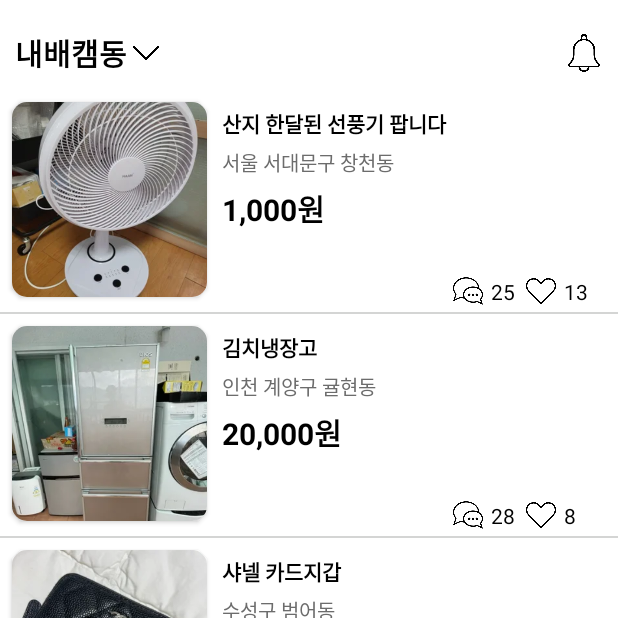
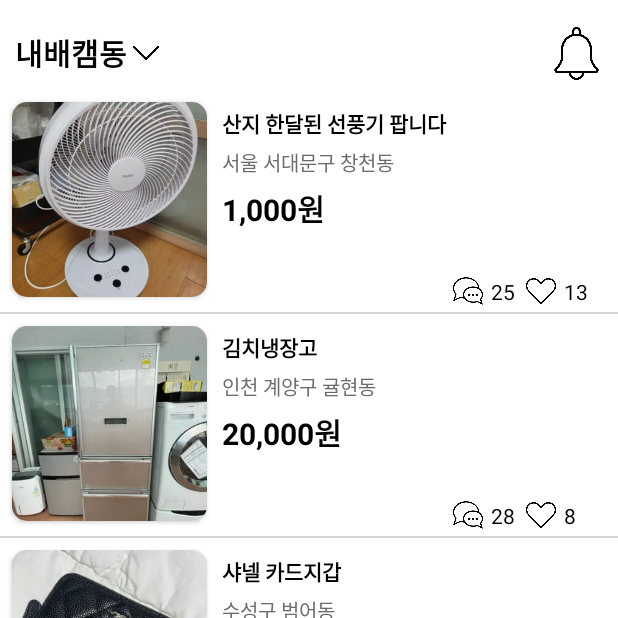
Before and after one commit to AnJinHyuck/SpartaAppleMarket, an Android app: the screen it shows after launch (MainActivity), on a phone screen of 412 x 824 dp, the top half of it. Run offline under Robolectric (Android 15) with nearby library versions, the phone set to English and light mode, and no system bars.

Commit message:
add floating up, notification

```diff
--- a/app/src/main/AndroidManifest.xml
+++ b/app/src/main/AndroidManifest.xml
@@ -1,7 +1,7 @@
 <?xml version="1.0" encoding="utf-8"?>
 <manifest xmlns:android="http://schemas.android.com/apk/res/android"
     xmlns:tools="http://schemas.android.com/tools">
-
+<uses-permission android:name="android.permission.POST_NOTIFICATIONS"/>
     <application
         android:allowBackup="true"
         android:dataExtractionRules="@xml/data_extraction_rules"
--- a/app/src/main/java/com/example/myapplication/MainActivity.kt
+++ b/app/src/main/java/com/example/myapplication/MainActivity.kt
@@ -1,20 +1,37 @@
 package com.example.myapplication
 
+import android.app.NotificationChannel
+import android.app.NotificationManager
+import android.app.PendingIntent
+import android.content.Context
 import android.content.Intent
+import android.graphics.BitmapFactory
+import android.media.AudioAttributes
+import android.media.RingtoneManager
+import android.net.Uri
+import android.os.Build
 import android.os.Bundle
+import android.provider.Settings
 import android.view.View
+import android.view.animation.AlphaAnimation
 import android.widget.Toast
+import androidx.activity.OnBackPressedCallback
 import androidx.activity.enableEdgeToEdge
+import androidx.appcompat.app.AlertDialog
 import androidx.appcompat.app.AppCompatActivity
+import androidx.core.app.NotificationCompat
+import androidx.core.app.NotificationManagerCompat
+import androidx.core.content.ContextCompat
 import androidx.core.view.ViewCompat
 import androidx.core.view.WindowInsetsCompat
+import androidx.recyclerview.widget.RecyclerView
 import com.example.myapplication.databinding.ActivityMainBinding
 
-private lateinit var binding : ActivityMainBinding
+
 class MainActivity : AppCompatActivity() {
+    private lateinit var binding: ActivityMainBinding
+    private val adapter = MyAdapter(Itemlist.list)
 
-    private val adapter = MyAdapter(Itemlist.list)
-    val itemList = Itemlist.list
 
     override fun onCreate(savedInstanceState: Bundle?) {
         super.onCreate(savedInstanceState)
@@ -27,19 +44,74 @@ class MainActivity : AppCompatActivity() {
             insets
         }
         makeList()
+        goDetailPage()
+        floatingUp()
+        onBackPressedDispatcher.addCallback(this, callBack)
+        binding.ivBell.setOnClickListener {
+            notification(this)
+        }
+
     }
 
-//    fun goDetailPage(){
-//        adapter.itemClick = object : MyAdapter.ItemClick{
-//            override fun onClick(view: View, position: Int) {
-//                val intent = Intent(adapter.)
-//                Toast.makeText(this@MainActivity,"$title 선택", Toast.LENGTH_SHORT).show()
-//            }
-//        }
-//    }
 
-    fun makeList(){
-        binding.mainItem.adapter = adapter
+    private val callBack = object : OnBackPressedCallback(true) {
+        override fun handleOnBackPressed() {
+            AlertDialog.Builder(this@MainActivity).apply {
+                setTitle("종료?")
+                setIcon(R.drawable.left)
+                setMessage("정말 종료하시겠습니까?")
+                setPositiveButton("예") { _, _ ->
+                    finish()
+                }
+                setNegativeButton("아니요") { _, _ ->
+                }
+                show()
+            }
+        }
     }
 
+
+    fun goDetailPage() {
+        adapter.itemClick = object : MyAdapter.ItemClick {
+            override fun onClick(item: ItemInfo) {
+                val intent = Intent(this@MainActivity, DetailPageActivity::class.java)
+                intent.putExtra("selectedItem", item)
+                startActivity(intent)
+            }
+        }
+    }
+
+    fun makeList() {
+        binding.mainItem.adapter = adapter
+
+    }
+
+    fun floatingUp() {
+        val floatbtn = binding.floatingbtn
+        val fadeIn = AlphaAnimation(0f, 1f).apply { duration = 200 }
+        val fadeOut = AlphaAnimation(1f, 0f).apply { duration = 200 }
+
+        var isTop = true
+
+        binding.mainItem.addOnScrollListener(object : RecyclerView.OnScrollListener() {
+            override fun onScrollStateChanged(recyclerView: RecyclerView, newState: Int) {
+                super.onScrollStateChanged(recyclerView, newState)
+                if (!binding.mainItem.canScrollVertically(-1) && newState == RecyclerView.SCROLL_STATE_IDLE) {
+                    floatbtn.startAnimation(fadeOut)
+                    floatbtn.visibility = View.GONE
+                    isTop = true
+                } else if (isTop) {
+                    floatbtn.visibility = View.VISIBLE
+                    floatbtn.startAnimation(fadeIn)
+                    isTop = false
+                }
+            }
+        })
+
+        floatbtn.setOnClickListener{
+            binding.mainItem.smoothScrollToPosition(0)
+        }
+    }
+
+
 }
--- a/app/src/main/java/com/example/myapplication/MyAdapter.kt
+++ b/app/src/main/java/com/example/myapplication/MyAdapter.kt
@@ -10,25 +10,19 @@ import androidx.appcompat.view.menu.MenuView.ItemView
 import androidx.core.content.ContextCompat
 import androidx.recyclerview.widget.RecyclerView
 import com.bumptech.glide.Glide
+import com.example.myapplication.Itemlist.list
 import com.example.myapplication.databinding.RecyclerviewItemBinding
 import kotlin.coroutines.coroutineContext
 
 class MyAdapter(val itemList: List<ItemInfo>) :
     RecyclerView.Adapter<MyAdapter.MyAdapterViewHolder>() {
+    interface ItemClick {
+        fun onClick(item: ItemInfo)
+    }
 
-    inner class MyAdapterViewHolder(val itemBinding: RecyclerviewItemBinding) :
-        RecyclerView.ViewHolder(itemBinding.root) {
-        fun bindItem(items: ItemInfo) {
-            itemBinding.tvComments.text = items.comment
-            itemBinding.ivItemImage.setImageResource(items.image)
-            itemBinding.tvLikes.text = items.like.toString()
-            itemBinding.tvTitle.text = items.title
-            itemBinding.tvLocation.text = items.location
-            itemBinding.tvPrice.text = items.price
-        }
+    var itemClick: ItemClick? = null
 
 
-    }
 
     override fun onCreateViewHolder(parent: ViewGroup, viewType: Int): MyAdapterViewHolder {
         return MyAdapterViewHolder(
@@ -41,6 +35,25 @@ class MyAdapter(val itemList: List<ItemInfo>) :
 
     }
 
+    //inner class는 정당한 이유가 아니면 안 쓰는게 낫다 메모리 누수가 벌어짐
+ class MyAdapterViewHolder(val itemBinding: RecyclerviewItemBinding) :
+        RecyclerView.ViewHolder(itemBinding.root) {
+        fun bindItem(items: ItemInfo) {
+            itemBinding.apply {
+                tvComments.text = items.comment
+                ivItemImage.setImageResource(items.image)
+                tvLikes.text = items.like.toString()
+                tvTitle.text = items.title
+                tvLocation.text = items.location
+                tvPrice.text = items.price
+            }
+        }
+
+    }
+
+
+
+
     override fun getItemCount(): Int {
         return itemList.size
     }
@@ -48,15 +61,18 @@ class MyAdapter(val itemList: List<ItemInfo>) :
     override fun onBindViewHolder(holder: MyAdapterViewHolder, position: Int) {
         val item = itemList[position]
         holder.bindItem(item)
-        holder.itemView.setOnClickListener {
-            val context = holder.itemView.context
-            val intent = Intent(context, DetailPageActivity::class.java)
-            intent.putExtra("selectedItem", item)
+        holder.itemView.setOnClickListener {  //클릭이벤트추가부분
+            itemClick?.onClick(item)
+
+//            val context = holder.itemView.context
+//            val intent = Intent(context, DetailPageActivity::class.java)
+
+//            intent.putExtra("selectedItem", item)
 //            intent.putExtra("title", item.title)
 //            intent.putExtra("detailinfo", item.introduce)
 //            intent.putExtra("seller", item.seller)
 //            intent.putExtra("location", item.location)
-            context.startActivity(intent)
+            //context.startActivity(intent)
         }
     }
 }
--- a/app/src/main/res/layout/activity_main.xml
+++ b/app/src/main/res/layout/activity_main.xml
@@ -45,10 +45,12 @@
                 app:layout_constraintTop_toTopOf="@+id/tv_where"
                 app:srcCompat="@drawable/downarrow" />
 
-            <ImageView
+            <ImageButton
                 android:id="@+id/iv_bell"
-                android:layout_width="25sp"
-                android:layout_height="25sp"
+                android:layout_width="35sp"
+                android:layout_height="35sp"
+                android:background="@null"
+                android:scaleType="fitCenter"
                 android:layout_marginRight="10sp"
                 app:layout_constraintBottom_toBottomOf="@+id/arrow"
                 app:layout_constraintEnd_toEndOf="parent"
@@ -68,6 +70,20 @@
             app:layout_constraintStart_toStartOf="parent"
             tools:listitem="@layout/recyclerview_item" />
 
+
     </LinearLayout>
 
+    <com.google.android.material.floatingactionbutton.FloatingActionButton
+        android:id="@+id/floatingbtn"
+        android:layout_width="wrap_content"
+        android:layout_height="wrap_content"
+        android:layout_marginEnd="32dp"
+        android:layout_marginBottom="48dp"
+        android:clickable="true"
+        android:visibility="gone"
+        android:backgroundTint="@color/white"
+        app:layout_constraintBottom_toBottomOf="parent"
+        app:layout_constraintEnd_toEndOf="parent"
+        app:srcCompat="@drawable/right"/>
+
 </androidx.constraintlayout.widget.ConstraintLayout>
--- a/app/src/main/res/layout/recyclerview_item.xml
+++ b/app/src/main/res/layout/recyclerview_item.xml
@@ -7,7 +7,7 @@
 
     <TextView
         android:id="@+id/tv_title"
-        android:layout_width="200sp"
+        android:layout_width="200dp"
         android:layout_height="wrap_content"
         android:layout_marginStart="10sp"
         android:layout_marginTop="3sp"
--- a/app/src/main/res/values/strings.xml
+++ b/app/src/main/res/values/strings.xml
@@ -1,4 +1,4 @@
 <resources>
-    <string name="app_name">SpartaAppleMarket</string>
+    <string name="app_name">알리오올리오 익스프레스</string>
     <string name="manner_degree"><u>매너온도</u></string>
 </resources>
--- a/gradle/libs.versions.toml
+++ b/gradle/libs.versions.toml
@@ -1,5 +1,5 @@
 [versions]
-agp = "8.3.1"
+agp = "8.3.2"
 kotlin = "1.9.0"
 coreKtx = "1.12.0"
 junit = "4.13.2"
```
Also changed, not shown: app/src/main/java/com/example/myapplication/DetailPageActivity.kt (+23 -14 lines), app/src/main/java/com/example/myapplication/Notificaton.kt (added, +98 -0 lines), app/src/main/res/layout/activity_detail_page.xml (+20 -4 lines), app/src/main/java/com/example/myapplication/ItemInfo.kt (indentation only), app/src/main/res/drawable/backarrow.png (added), app/src/main/res/drawable/floatingarrows.png (added), app/src/main/res/drawable/left.png (added), app/src/main/res/drawable/leftarrow.png (added), app/src/main/res/drawable/leftchevron.png (added), app/src/main/res/drawable/right.png (added).
